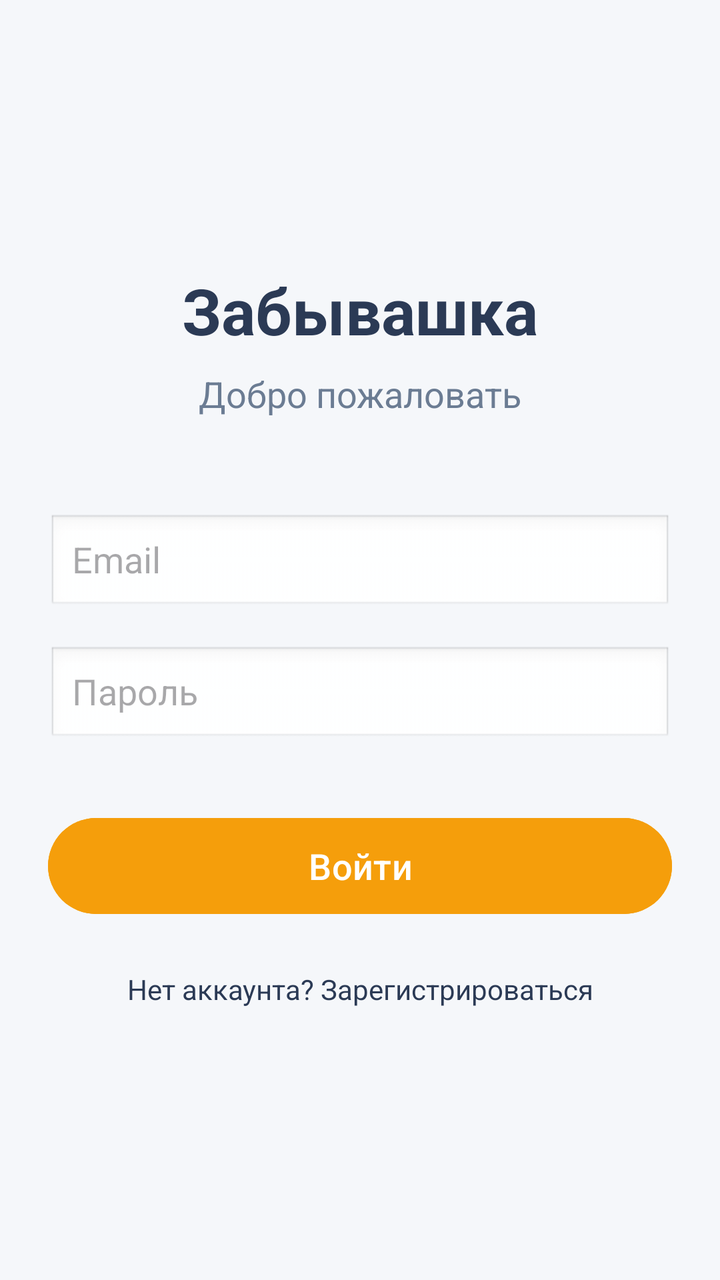
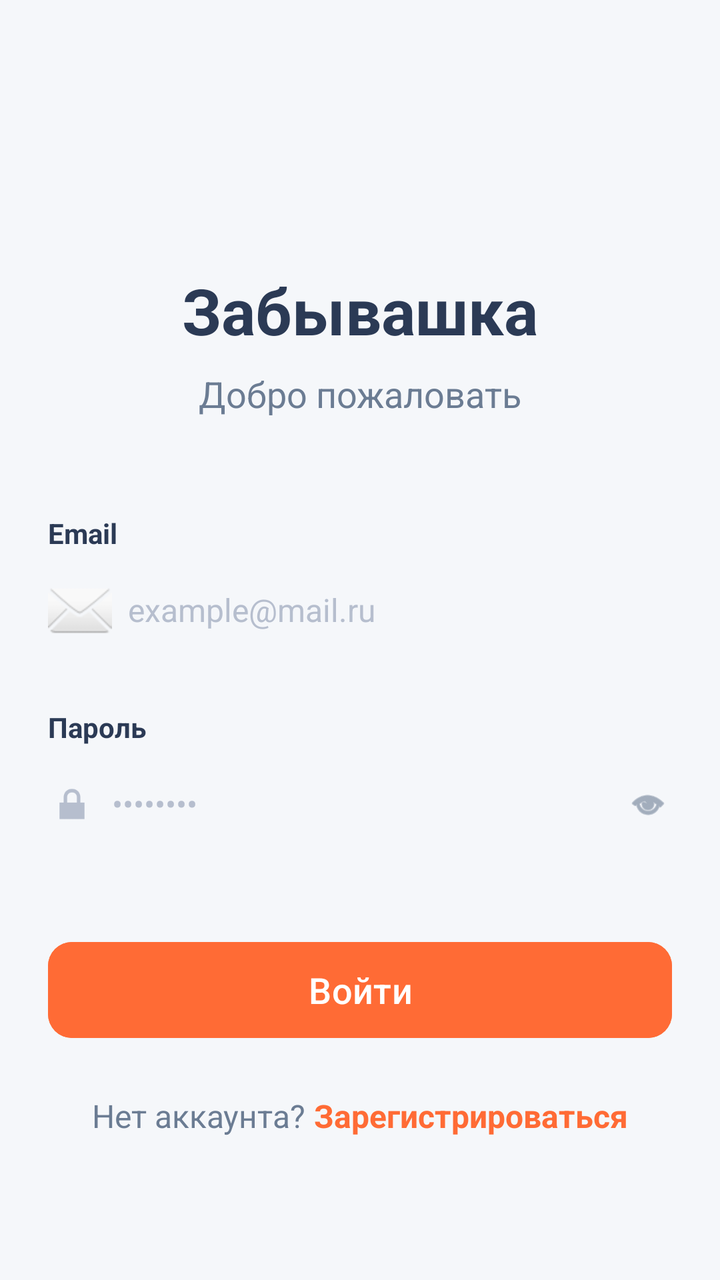

The first picture is an Android layout as it rendered before a commit; the second is the same layout after the commit. The layout source and the unified diff follow.
<!-- AndroidManifest.xml: application theme Theme.Zabyvashka -->
<!-- res/layout/activity_main.xml -->
<?xml version="1.0" encoding="utf-8"?>
<androidx.constraintlayout.widget.ConstraintLayout xmlns:android="http://schemas.android.com/apk/res/android"
    xmlns:app="http://schemas.android.com/apk/res-auto"
    xmlns:tools="http://schemas.android.com/tools"
    android:id="@+id/main"
    android:layout_width="match_parent"
    android:layout_height="match_parent"
    android:background="#F5F7FA"
    android:padding="24dp"
    tools:context=".MainActivity">

    
    <TextView
        android:id="@+id/main_label"
        android:layout_width="wrap_content"
        android:layout_height="wrap_content"
        android:text="Забывашка"
        android:textColor="#2B3A55"
        android:textSize="32sp"
        android:textStyle="bold"
        app:layout_constraintBottom_toBottomOf="parent"
        app:layout_constraintEnd_toEndOf="parent"
        app:layout_constraintStart_toStartOf="parent"
        app:layout_constraintTop_toTopOf="parent"
        app:layout_constraintVertical_bias="0.2" />

    
    <TextView
        android:id="@+id/subtitle_label"
        android:layout_width="wrap_content"
        android:layout_height="wrap_content"
        android:layout_marginTop="8dp"
        android:text="Добро пожаловать"
        android:textColor="#6B7C93"
        android:textSize="18sp"
        app:layout_constraintEnd_toEndOf="parent"
        app:layout_constraintStart_toStartOf="parent"
        app:layout_constraintTop_toBottomOf="@+id/main_label" />

    
    <EditText
        android:id="@+id/main_edit_email"
        android:layout_width="match_parent"
        android:layout_height="50dp"
        android:layout_marginTop="48dp"
        android:background="@android:drawable/edit_text"
        android:hint="Email"
        android:inputType="textEmailAddress"
        android:paddingStart="12dp"
        android:paddingEnd="12dp"
        app:layout_constraintEnd_toEndOf="parent"
        app:layout_constraintStart_toStartOf="parent"
        app:layout_constraintTop_toBottomOf="@+id/subtitle_label" />

    
    <EditText
        android:id="@+id/main_edit_password"
        android:layout_width="match_parent"
        android:layout_height="50dp"
        android:layout_marginTop="16dp"
        android:background="@android:drawable/edit_text"
        android:hint="Пароль"
        android:inputType="textPassword"
        android:paddingStart="12dp"
        android:paddingEnd="12dp"
        app:layout_constraintEnd_toEndOf="parent"
        app:layout_constraintStart_toStartOf="parent"
        app:layout_constraintTop_toBottomOf="@+id/main_edit_email" />

    
    <Button
        android:id="@+id/main_button"
        android:layout_width="match_parent"
        android:layout_height="56dp"
        android:layout_marginTop="32dp"
        android:backgroundTint="#F59E0B"
        android:text="Войти"
        android:textColor="#FFFFFF"
        android:textSize="18sp"
        app:layout_constraintEnd_toEndOf="parent"
        app:layout_constraintStart_toStartOf="parent"
        app:layout_constraintTop_toBottomOf="@+id/main_edit_password" />

    
    <TextView
        android:id="@+id/register_link"
        android:layout_width="wrap_content"
        android:layout_height="wrap_content"
        android:layout_marginTop="24dp"
        android:text="Нет аккаунта? Зарегистрироваться"
        android:textColor="#2B3A55"
        app:layout_constraintEnd_toEndOf="parent"
        app:layout_constraintStart_toStartOf="parent"
        app:layout_constraintTop_toBottomOf="@+id/main_button" />

</androidx.constraintlayout.widget.ConstraintLayout>
<!-- resources referenced by this layout -->
<resources>
  <style name="Theme.Zabyvashka" parent="Base.Theme.Zabyvashka" />
  <style name="Base.Theme.Zabyvashka" parent="Theme.Material3.DayNight.NoActionBar">
          
          
      </style>
</resources>

<!-- the commit's change to res/layout/activity_main.xml (unified diff, before → after) -->
@@ -8,7 +8,7 @@
     android:background="#F5F7FA"
     android:padding="24dp"
     tools:context=".MainActivity">
-
+    
     
     <TextView
         android:id="@+id/main_label"
@@ -38,59 +38,140 @@
         app:layout_constraintTop_toBottomOf="@+id/main_label" />
 
     
-    <EditText
-        android:id="@+id/main_edit_email"
-        android:layout_width="match_parent"
-        android:layout_height="50dp"
+    <TextView
+        android:id="@+id/email_title"
+        android:layout_width="wrap_content"
+        android:layout_height="wrap_content"
         android:layout_marginTop="48dp"
-        android:background="@android:drawable/edit_text"
-        android:hint="Email"
-        android:inputType="textEmailAddress"
-        android:paddingStart="12dp"
-        android:paddingEnd="12dp"
-        app:layout_constraintEnd_toEndOf="parent"
+        android:text="Email"
+        android:textColor="#2B3A55"
+        android:textSize="14sp"
+        android:textStyle="bold"
         app:layout_constraintStart_toStartOf="parent"
         app:layout_constraintTop_toBottomOf="@+id/subtitle_label" />
 
     
     <EditText
-        android:id="@+id/main_edit_password"
+        android:id="@+id/main_edit_email"
         android:layout_width="match_parent"
         android:layout_height="50dp"
-        android:layout_marginTop="16dp"
-        android:background="@android:drawable/edit_text"
-        android:hint="Пароль"
-        android:inputType="textPassword"
-        android:paddingStart="12dp"
-        android:paddingEnd="12dp"
+        android:layout_marginTop="4dp"
+        android:background="@null"
+        android:drawableStart="@android:drawable/ic_dialog_email"
+        android:drawablePadding="8dp"
+        android:hint="example@mail.ru"
+        android:textColorHint="#B6BECE"
+        android:textColor="#2B3A55"
+        android:textSize="16sp"
+        android:inputType="textEmailAddress"
+        android:maxLines="1"
         app:layout_constraintEnd_toEndOf="parent"
+        app:layout_constraintStart_toStartOf="parent"
+        app:layout_constraintTop_toBottomOf="@+id/email_title" />
+
+    
+    <TextView
+        android:id="@+id/password_title"
+        android:layout_width="wrap_content"
+        android:layout_height="wrap_content"
+        android:layout_marginTop="24dp"
+        android:text="Пароль"
+        android:textColor="#2B3A55"
+        android:textSize="14sp"
+        android:textStyle="bold"
         app:layout_constraintStart_toStartOf="parent"
         app:layout_constraintTop_toBottomOf="@+id/main_edit_email" />
 
+    
+    <LinearLayout
+        android:id="@+id/password_container"
+        android:layout_width="match_parent"
+        android:layout_height="50dp"
+        android:layout_marginTop="4dp"
+        android:gravity="center_vertical"
+        android:orientation="horizontal"
+        app:layout_constraintEnd_toEndOf="parent"
+        app:layout_constraintStart_toStartOf="parent"
+        app:layout_constraintTop_toBottomOf="@+id/password_title">
+
+        
+        <ImageView
+            android:layout_width="24dp"
+            android:layout_height="24dp"
+            android:src="@android:drawable/ic_lock_lock"
+            app:tint="#B6BECE" />
+
+        
+        <EditText
+            android:id="@+id/main_edit_password"
+            android:layout_width="0dp"
+            android:layout_height="match_parent"
+            android:layout_weight="1"
+            android:layout_marginStart="8dp"
+            android:background="@null"
+            android:hint="••••••••"
+            android:textColorHint="#B6BECE"
+            android:textColor="#2B3A55"
+            android:textSize="16sp"
+            android:inputType="textPassword"
+            android:maxLines="1"
+            android:paddingStart="0dp"
+            android:paddingEnd="0dp" />
+
+        
+        <ImageView
+            android:id="@+id/eye_icon"
+            android:layout_width="24dp"
+            android:layout_height="24dp"
+            android:src="@android:drawable/ic_menu_view"
+            app:tint="#6B7C93"
+            android:clickable="true"
+            android:focusable="true"
+            android:padding="2dp" />
+
+    </LinearLayout>
     
     <Button
         android:id="@+id/main_button"
         android:layout_width="match_parent"
         android:layout_height="56dp"
-        android:layout_marginTop="32dp"
-        android:backgroundTint="#F59E0B"
+        android:layout_marginTop="40dp"
+        android:backgroundTint="#FF6B35"
         android:text="Войти"
         android:textColor="#FFFFFF"
         android:textSize="18sp"
+        app:cornerRadius="12dp"
         app:layout_constraintEnd_toEndOf="parent"
         app:layout_constraintStart_toStartOf="parent"
-        app:layout_constraintTop_toBottomOf="@+id/main_edit_password" />
+        app:layout_constraintTop_toBottomOf="@+id/password_container" />
 
     
-    <TextView
-        android:id="@+id/register_link"
+    <LinearLayout
         android:layout_width="wrap_content"
         android:layout_height="wrap_content"
         android:layout_marginTop="24dp"
-        android:text="Нет аккаунта? Зарегистрироваться"
-        android:textColor="#2B3A55"
+        android:orientation="horizontal"
         app:layout_constraintEnd_toEndOf="parent"
         app:layout_constraintStart_toStartOf="parent"
-        app:layout_constraintTop_toBottomOf="@+id/main_button" />
+        app:layout_constraintTop_toBottomOf="@+id/main_button">
+
+        <TextView
+            android:layout_width="wrap_content"
+            android:layout_height="wrap_content"
+            android:text="Нет аккаунта? "
+            android:textColor="#6B7C93"
+            android:textSize="16sp" />
+
+        <TextView
+            android:id="@+id/register_link"
+            android:layout_width="wrap_content"
+            android:layout_height="wrap_content"
+            android:text="Зарегистрироваться"
+            android:textColor="#FF6B35"
+            android:textSize="16sp"
+            android:textStyle="bold"
+            android:clickable="true"
+            android:focusable="true" />
+    </LinearLayout>
 
 </androidx.constraintlayout.widget.ConstraintLayout>
